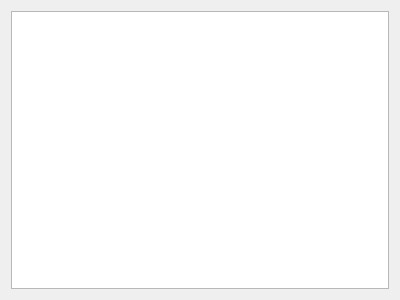
First picture: the form in ui/list_frame.ui, repository izerui/scanrun, before the edit.
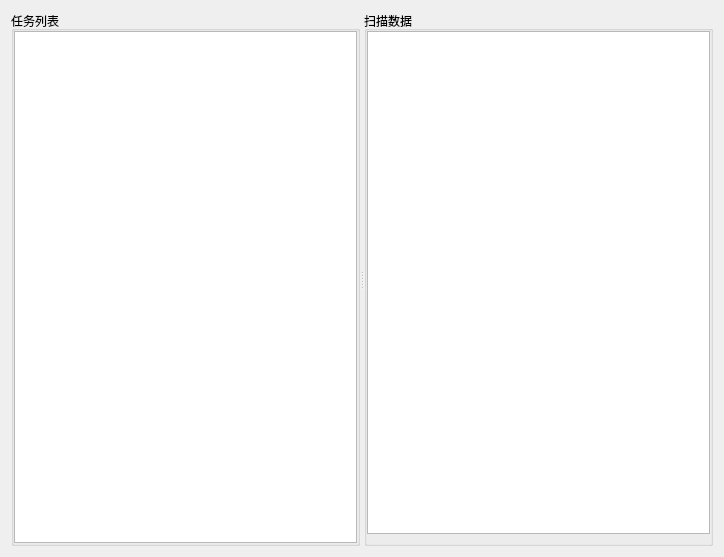
Second picture: the form after the edit.

Commit message: 开始扫描

Patch:
```diff
--- a/ui/list_frame.ui
+++ b/ui/list_frame.ui
@@ -6,16 +6,61 @@
    <rect>
     <x>0</x>
     <y>0</y>
-    <width>400</width>
-    <height>300</height>
+    <width>724</width>
+    <height>557</height>
    </rect>
   </property>
   <property name="windowTitle">
    <string>Form</string>
   </property>
-  <layout class="QVBoxLayout" name="verticalLayout">
-   <item>
-    <widget class="QTableView" name="tableView"/>
+  <layout class="QGridLayout" name="gridLayout_3">
+   <item row="0" column="0">
+    <widget class="QSplitter" name="splitter">
+     <property name="orientation">
+      <enum>Qt::Horizontal</enum>
+     </property>
+     <widget class="QGroupBox" name="groupBox">
+      <property name="title">
+       <string>任务列表</string>
+      </property>
+      <layout class="QGridLayout" name="gridLayout">
+       <property name="leftMargin">
+        <number>0</number>
+       </property>
+       <property name="topMargin">
+        <number>0</number>
+       </property>
+       <property name="rightMargin">
+        <number>0</number>
+       </property>
+       <property name="bottomMargin">
+        <number>0</number>
+       </property>
+       <item row="0" column="0">
+        <widget class="QTableWidget" name="tableWidget"/>
+       </item>
+      </layout>
+     </widget>
+     <widget class="QGroupBox" name="groupBox_2">
+      <property name="title">
+       <string>扫描数据</string>
+      </property>
+      <layout class="QGridLayout" name="gridLayout_2">
+       <property name="leftMargin">
+        <number>0</number>
+       </property>
+       <property name="topMargin">
+        <number>0</number>
+       </property>
+       <property name="rightMargin">
+        <number>0</number>
+       </property>
+       <item row="0" column="0">
+        <widget class="QTableWidget" name="tableWidget_2"/>
+       </item>
+      </layout>
+     </widget>
+    </widget>
    </item>
   </layout>
  </widget>
```
The commit also changes 15 other files.
